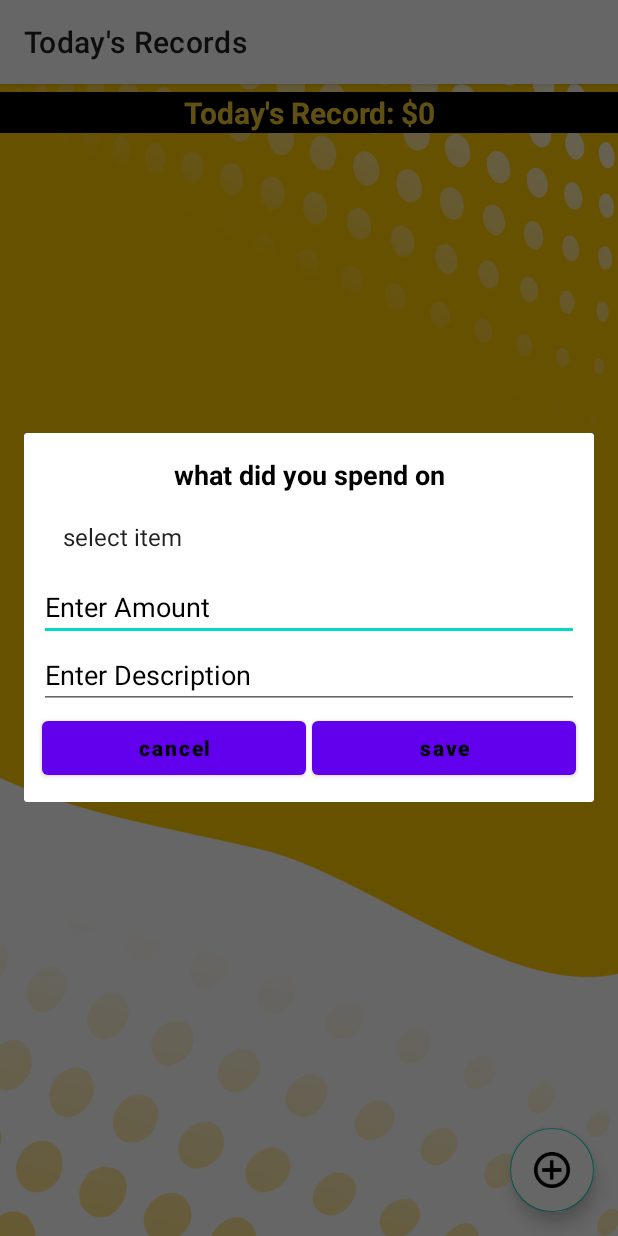
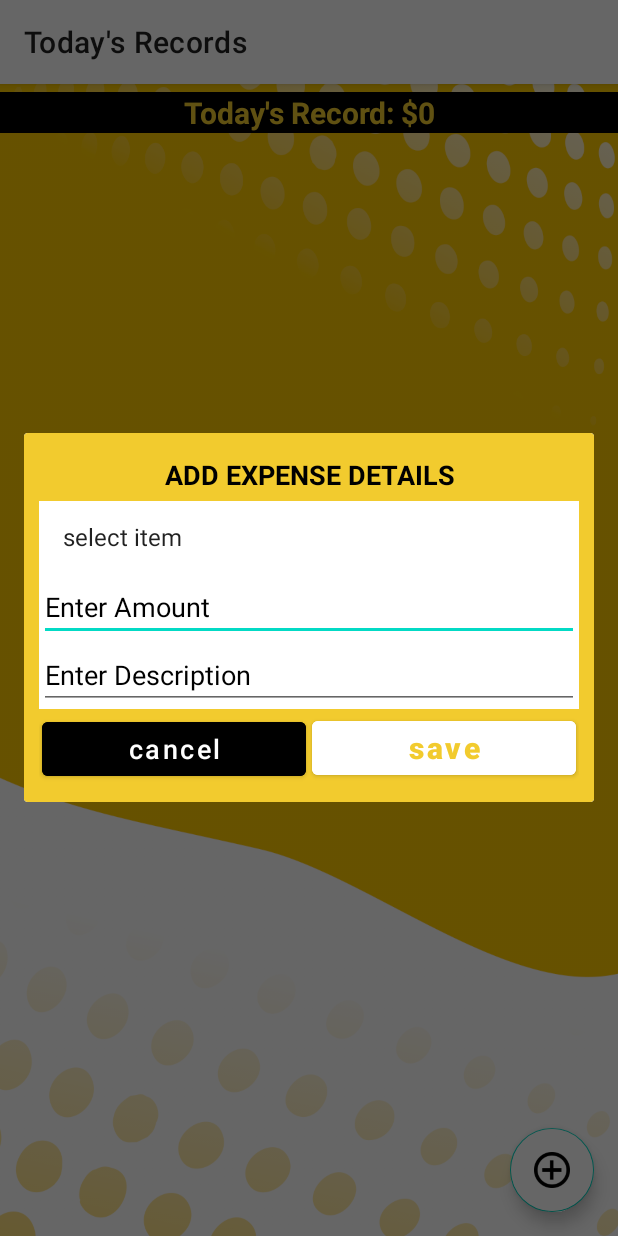
Before and after one commit to Maderobills/Track_Expense-1, an Android app: the screen it shows after launch once a user with an empty profile is signed in (Dashboard), after a tap on an icon or button, on a phone screen of 412 x 824 dp. Run offline under Robolectric (Android 15) with nearby library versions, the phone set to English and light mode, and no system bars; our stand-ins replace Firebase (no records; nobody signed in at launch, a user with empty details on screens opened directly).

Commit message:
link loader and input interface

```diff
--- a/app/src/main/res/layout/input_layout.xml
+++ b/app/src/main/res/layout/input_layout.xml
@@ -5,7 +5,8 @@
     android:elevation="10dp"
     app:cardElevation="10dp"
     android:orientation="vertical"
-    android:layout_height="match_parent">
+    android:layout_height="match_parent"
+    android:backgroundTint="#F2cb2E">
 
 
     <LinearLayout
@@ -23,19 +24,21 @@
             <TextView
                 android:layout_width="match_parent"
                 android:layout_height="wrap_content"
-                android:text="what did you spend on"
+                android:text="ADD EXPENSE DETAILS"
                 android:gravity="center"
                 android:textColor="#000"
                 android:textStyle="bold"
                 android:layout_margin="5dp"
-                android:textSize="18dp"/>
+                android:textSize="18dp"
+                android:background="#F2CB2E"/>
 
         </LinearLayout>
 
         <LinearLayout
             android:layout_width="match_parent"
             android:layout_height="wrap_content"
-            android:orientation="vertical">
+            android:orientation="vertical"
+            android:background="#FFF">
 
             <Spinner
                 android:layout_width="match_parent"
@@ -79,9 +82,11 @@
                     android:id="@+id/cancel"
                     android:text="cancel"
                     android:textAllCaps="false"
-                    android:textColor="#000"
-                    android:textStyle="bold"
-                    android:layout_margin="2dp"/>
+                    android:textColor="#FFF"
+                    android:textStyle="normal"
+                    android:textSize="18sp"
+                    android:layout_margin="2dp"
+                    android:backgroundTint="#000"/>
 
 
 
@@ -98,8 +103,10 @@
                     android:id="@+id/save"
                     android:text="save"
                     android:textAllCaps="false"
-                    android:textColor="#000"
+                    android:textColor="#F2CB2E"
                     android:textStyle="bold"
+                    android:textSize="20sp"
+                    android:backgroundTint="#FFF"
                     android:layout_margin="2dp"/>
 
 
```
